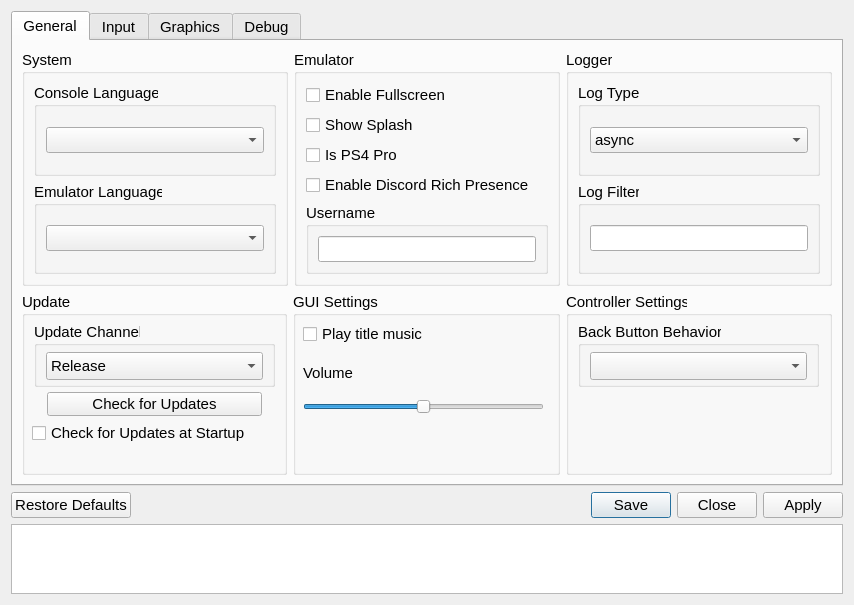
First picture: the form in src/qt_gui/settings_dialog.ui, repository shadps4-emu/shadPS4, before the edit.
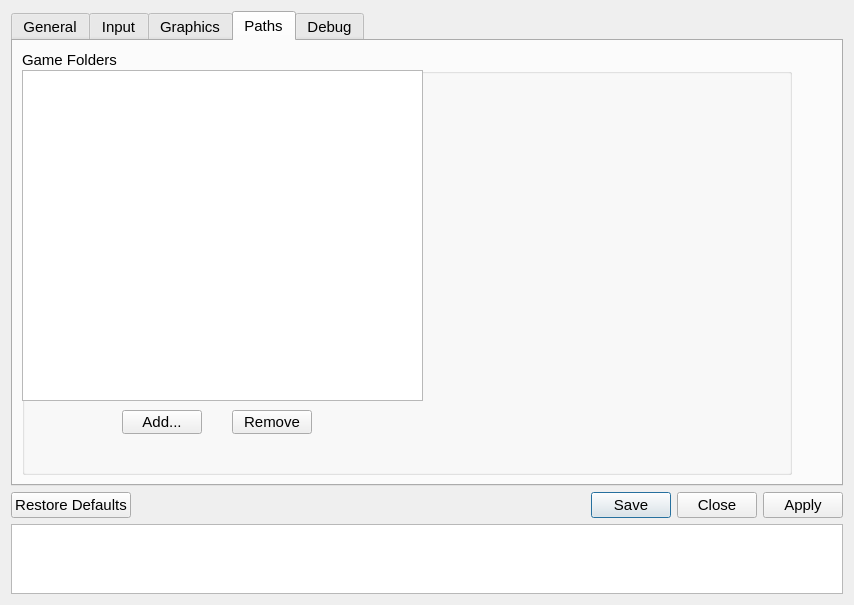
Second picture: the form after the edit. The open tabs and pages were chosen to show the change. Icons and pictures are not drawn.

Commit message: paths setting tab

```diff
--- a/src/qt_gui/settings_dialog.ui
+++ b/src/qt_gui/settings_dialog.ui
@@ -918,6 +918,76 @@
         </item>
        </layout>
       </widget>
+      <widget class="QWidget" name="pathsTab">
+       <attribute name="title">
+        <string>Paths</string>
+       </attribute>
+       <layout class="QVBoxLayout" name="inputTabVLayout" stretch="0">
+        <item>
+         <layout class="QHBoxLayout" name="horizontalLayout_2">
+          <item>
+           <widget class="QGroupBox" name="gameFoldersGroupBox">
+            <property name="title">
+             <string>Game Folders</string>
+            </property>
+            <widget class="QListWidget" name="gameFoldersListWidget">
+             <property name="geometry">
+              <rect>
+               <x>0</x>
+               <y>20</y>
+               <width>401</width>
+               <height>331</height>
+              </rect>
+             </property>
+            </widget>
+            <widget class="QPushButton" name="addFolderButton">
+             <property name="geometry">
+              <rect>
+               <x>100</x>
+               <y>360</y>
+               <width>80</width>
+               <height>24</height>
+              </rect>
+             </property>
+             <property name="text">
+              <string>Add...</string>
+             </property>
+            </widget>
+            <widget class="QPushButton" name="removeFolderButton">
+             <property name="geometry">
+              <rect>
+               <x>210</x>
+               <y>360</y>
+               <width>80</width>
+               <height>24</height>
+              </rect>
+             </property>
+             <property name="text">
+              <string>Remove</string>
+             </property>
+            </widget>
+           </widget>
+          </item>
+          <item>
+           <spacer name="horizontalSpacer_2">
+            <property name="orientation">
+             <enum>Qt::Orientation::Horizontal</enum>
+            </property>
+            <property name="sizeType">
+             <enum>QSizePolicy::Policy::Preferred</enum>
+            </property>
+            <property name="sizeHint" stdset="0">
+             <size>
+              <width>40</width>
+              <height>20</height>
+             </size>
+            </property>
+           </spacer>
+          </item>
+         </layout>
+        </item>
+       </layout>
+      </widget>
       <widget class="QWidget" name="debugTab">
        <attribute name="title">
         <string>Debug</string>
```
The commit also changes 1 other file.
